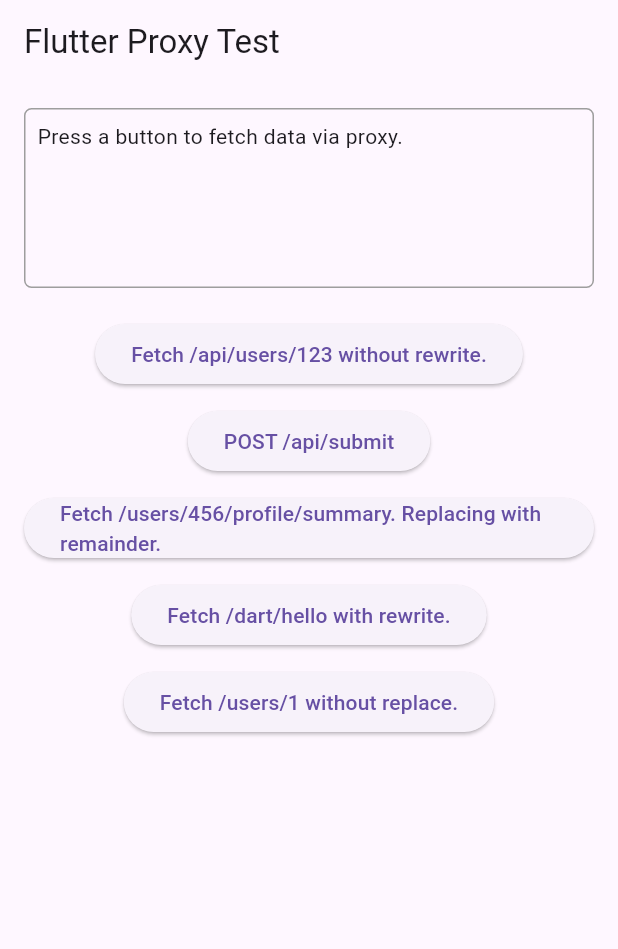
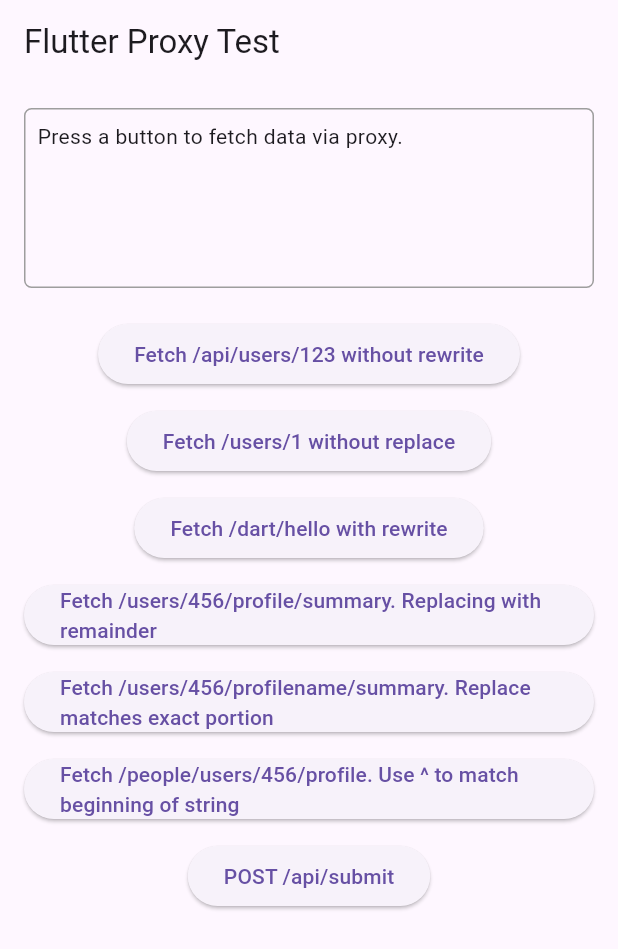
Before and after one commit to SydneyBao/devconfig_demo, a Flutter app: the screen it shows after launch, on a phone screen of 412 x 824 dp. Shown: the top 949 px of the screen. Run offline on Flutter 3.47's test engine with Material 3 defaults, Android fonts, the phone set to English and light mode, and no system bars.

Commit message:
normalize path

```diff
--- a/dart_backend/server.dart
+++ b/dart_backend/server.dart
@@ -13,21 +13,9 @@ void main() async {
       if (request.uri.path == '/hello') {
         request.response.headers.contentType = ContentType.text;
         request.response.write('Response from ${request.uri.path}: Hello!');
-      }
-      // else if (request.uri.path == '/data') {
-      //   request.response.headers.contentType = ContentType.json;
-      //   final jsonData = {
-      //     'message':
-      //         'This is some data from http://$host:$port${request.uri.path}',
-      //     'items': [
-      //       {'id': 1, 'name': 'Item A'},
-      //       {'id': 3, 'name': 'Item C'},
-      //     ],
-      //     'timestamp': DateTime.now().toIso8601String(),
-      //   };
-      //   request.response.write(jsonEncode(jsonData));
-      // }
-      else if (request.uri.path == '/users/info/summary') {
+      } else if (request.uri.path == '/users/summary' ||
+          request.uri.path == '/users/infoname/summary' ||
+          request.uri.path == '/people/users/info') {
         request.response.write('Response from ${request.uri.path}!');
       } else {
         request.response.statusCode = HttpStatus.notFound;
--- a/lib/main.dart
+++ b/lib/main.dart
@@ -63,8 +63,7 @@ class _HomePageState extends State<HomePage> {
           formattedBody = response.body;
         }
         setState(() {
-          _responseText =
-              'Response from $path (Status: ${response.statusCode}):\n$formattedBody';
+          _responseText = '(Status: ${response.statusCode}):\n$formattedBody';
         });
       } else {
         print('Response status code: ${response.statusCode}');
@@ -120,7 +119,50 @@ class _HomePageState extends State<HomePage> {
                             ? null
                             : () => _makeRequest('/api/users/123'),
                         child: const Text(
-                          'Fetch /api/users/123 without rewrite.',
+                          'Fetch /api/users/123 without rewrite',
+                        ),
+                      ),
+                      const SizedBox(height: 10),
+                      ElevatedButton(
+                        onPressed: _isLoading
+                            ? null
+                            : () => _makeRequest('/users/1'),
+                        child: const Text('Fetch /users/1 without replace'),
+                      ),
+                      const SizedBox(height: 10),
+                      ElevatedButton(
+                        onPressed: _isLoading
+                            ? null
+                            : () => _makeRequest('/dart/hello'),
+                        child: const Text('Fetch /dart/hello with rewrite'),
+                      ),
+                      const SizedBox(height: 10),
+                      ElevatedButton(
+                        onPressed: _isLoading
+                            ? null
+                            : () => _makeRequest('/users/456/profile/summary'),
+                        child: const Text(
+                          'Fetch /users/456/profile/summary. Replacing with remainder',
+                        ),
+                      ),
+                      const SizedBox(height: 10),
+                      ElevatedButton(
+                        onPressed: _isLoading
+                            ? null
+                            : () => _makeRequest(
+                                '/users/456/profilename/summary',
+                              ),
+                        child: const Text(
+                          'Fetch /users/456/profilename/summary. Replace matches exact portion',
+                        ),
+                      ),
+                      const SizedBox(height: 10),
+                      ElevatedButton(
+                        onPressed: _isLoading
+                            ? null
+                            : () => _makeRequest('/people/users/456/profile'),
+                        child: const Text(
+                          'Fetch /people/users/456/profile. Use ^ to match beginning of string',
                         ),
                       ),
                       const SizedBox(height: 10),
@@ -135,38 +177,6 @@ class _HomePageState extends State<HomePage> {
                         child: const Text('POST /api/submit'),
                       ),
                       const SizedBox(height: 10),
-                      ElevatedButton(
-                        onPressed: _isLoading
-                            ? null
-                            : () => _makeRequest('/users/456/profile/summary'),
-                        child: const Text(
-                          'Fetch /users/456/profile/summary. Replacing with remainder.',
-                        ),
-                      ),
-                      const SizedBox(height: 10),
-                      ElevatedButton(
-                        onPressed: _isLoading
-                            ? null
-                            : () => _makeRequest('/dart/hello'),
-                        child: const Text('Fetch /dart/hello with rewrite.'),
-                      ),
-                      const SizedBox(height: 10),
-                      ElevatedButton(
-                        onPressed: _isLoading
-                            ? null
-                            : () => _makeRequest('/users/1'),
-                        child: const Text('Fetch /users/1 without replace.'),
-                      ),
-                      const SizedBox(height: 10),
-                      // ElevatedButton(
-                      //   onPressed: _isLoading
-                      //       ? null
-                      //       : () =>
-                      //             _makeRequest('/api/jsonplaceholder/posts/5'),
-                      //   child: const Text(
-                      //     'Fetch /api/jsonplaceholder/posts/5 (Regex Proxy)',
-                      //   ),
-                      // ),
                     ],
                   ),
                 ),
```
Also changed, not shown: 4 other files.
